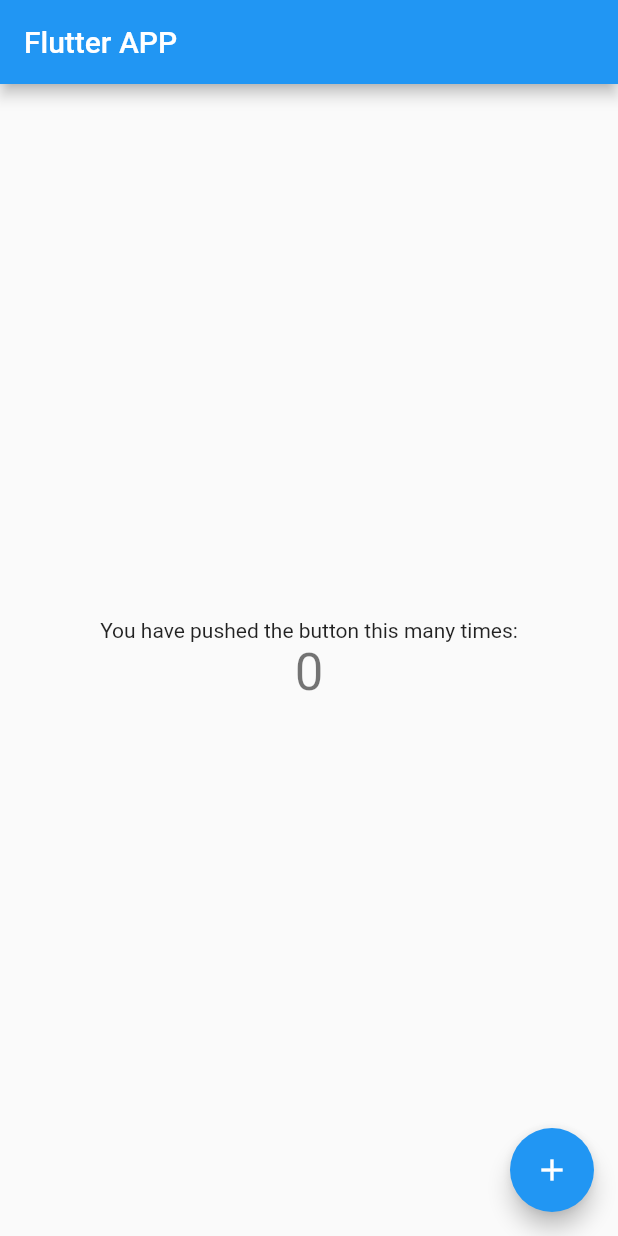
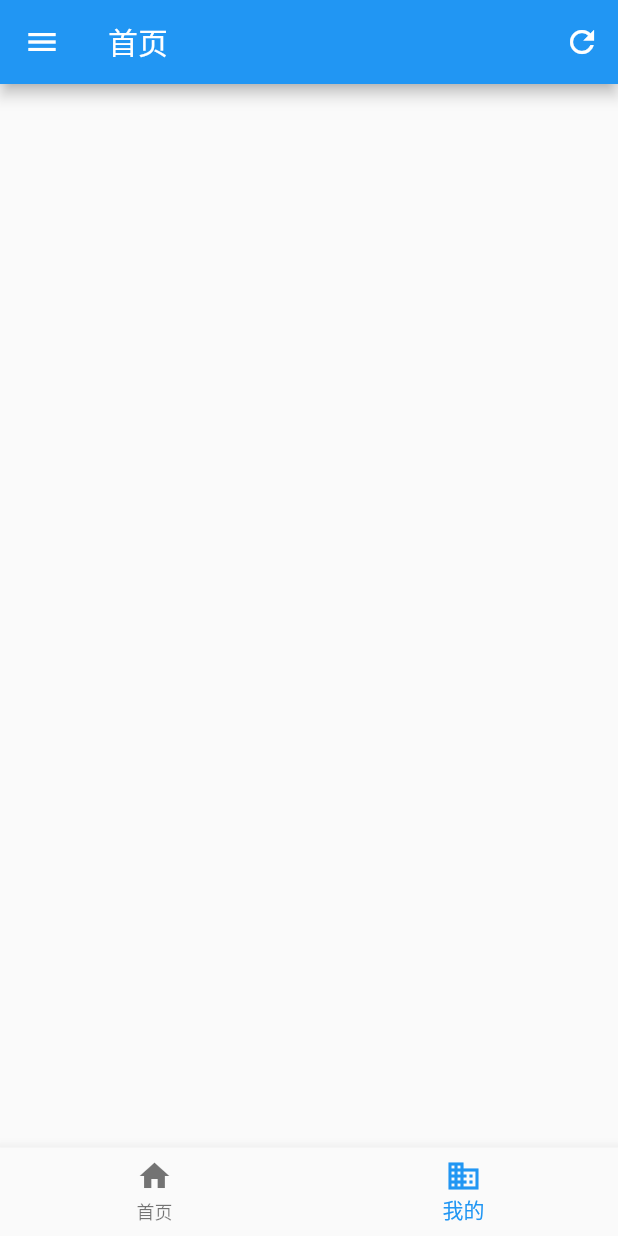
Before and after one commit to cxymq/flutter_wan, a Flutter app: the screen it shows after launch, on a phone screen of 412 x 824 dp. Run offline on Flutter 3.47's test engine with Material 2 defaults, Android fonts, the phone set to English and light mode, and no system bars; our stand-ins replace cookie_jar, dio, dio_cookie_manager; missing offline and left inert: fish_redux.

Commit message:
scaffoldRoute

```diff
--- a/lib/main.dart
+++ b/lib/main.dart
@@ -2,6 +2,7 @@ import 'package:flutter/material.dart';
 import 'package:flutter_localizations/flutter_localizations.dart';
 import 'package:flutter_wan/localization/CustomLocalizations.dart';
 import 'package:flutter_wan/localization/CustomLocalizationsDelegate.dart';
+import 'package:flutter_wan/other_page/ScaffoldRoute.dart';
 
 void main() => runApp(MyApp());
 
@@ -28,7 +29,7 @@ class MyApp extends StatelessWidget {
       // locale: Localizations.localeOf(context, nullOk: true),
       // locale: const Locale('zh', 'CN'),
 
-      title: "cl.title",
+      title: "wan",
       theme: ThemeData(
         // This is the theme of your application.
         //
@@ -42,7 +43,7 @@ class MyApp extends StatelessWidget {
         primarySwatch: Colors.blue,
 
       ),
-      home: MyHomePage(title: 'Flutter Demo Home Page'),
+      home: ScaffoldRoute(),
     );
   }
 
--- /dev/null
+++ b/lib/other_page/ScaffoldRoute.dart
@@ -0,0 +1,45 @@
+import 'package:flutter/material.dart';
+
+class ScaffoldRoute extends StatefulWidget {
+  @override
+  State<StatefulWidget> createState() {
+
+    return _ScaffoldRouteState();
+  }
+}
+
+class _ScaffoldRouteState extends State<ScaffoldRoute> {
+  int _selectedIndex = 1;
+
+  @override
+  Widget build(BuildContext context) {
+
+    return Scaffold(
+      appBar: AppBar(//导航栏
+        title: Text('首页'),
+        actions: <Widget>[
+          IconButton(icon: Icon(Icons.refresh), onPressed: (){},),
+        ],
+      ),
+
+      drawer: new Drawer(),//抽屉
+
+      bottomNavigationBar: BottomNavigationBar(
+        items: <BottomNavigationBarItem>[
+          BottomNavigationBarItem(icon: Icon(Icons.home), title: Text('首页')),
+          BottomNavigationBarItem(icon: Icon(Icons.business), title: Text('我的')),
+        ],
+        currentIndex: _selectedIndex,
+        fixedColor: Colors.blue,
+        onTap: _onItemTapped,
+      ),
+
+    );
+  }
+
+  void _onItemTapped(int index) {
+    setState(() {
+      _selectedIndex = index;
+    });
+  }
+}
```
